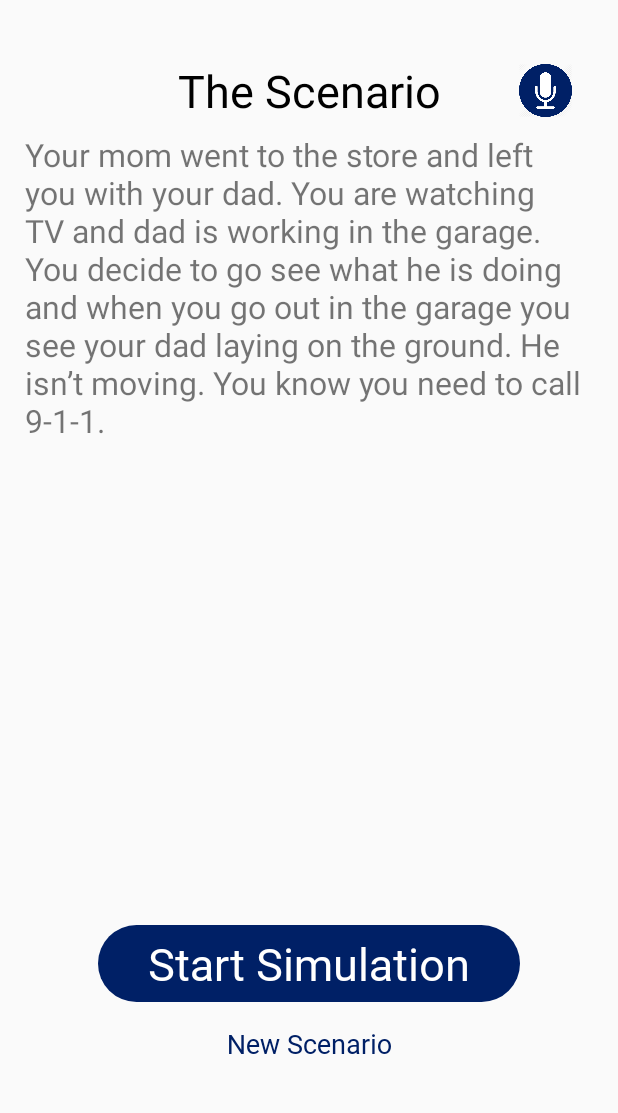
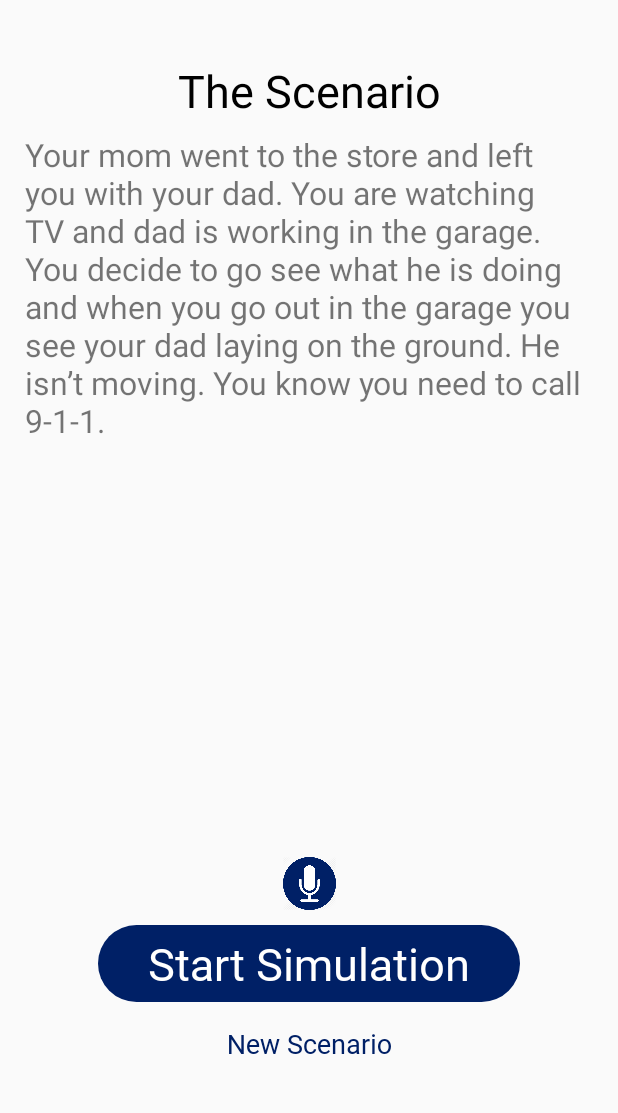
Before and after one commit to breakpoint-4901/911-Simulator, an Android app: the StudentScenarioActivity screen opened directly, with no data from a screen before it, on a phone screen of 412 x 824 dp, the part 114-1227 px from its top. Run offline under Robolectric (Android 15) with nearby library versions, the phone set to English and light mode, and no system bars.

Commit message:
Centered logo
TODO: Consider a new icon to ensure people understand this is a speaker and not a microphone

```diff
--- a/app/src/main/res/layout/activity_student_scenario.xml
+++ b/app/src/main/res/layout/activity_student_scenario.xml
@@ -66,7 +66,7 @@
     <TextView
         android:id="@+id/scenarioText"
         android:layout_width="379dp"
-        android:layout_height="333dp"
+        android:layout_height="309dp"
         android:layout_marginStart="8dp"
         android:layout_marginTop="8dp"
         android:layout_marginEnd="8dp"
@@ -85,15 +85,15 @@
         android:layout_height="40dp"
 
         android:layout_marginStart="8dp"
-        android:layout_marginTop="40dp"
         android:layout_marginEnd="8dp"
+        android:layout_marginBottom="8dp"
         android:background="@android:color/transparent"
         android:contentDescription="@string/ttsIcon"
         android:cropToPadding="false"
         android:scaleType="centerInside"
+        app:layout_constraintBottom_toTopOf="@+id/studentScenarioButton"
         app:layout_constraintEnd_toEndOf="parent"
-        app:layout_constraintStart_toEndOf="@+id/scenarioTitle"
-        app:layout_constraintTop_toBottomOf="@+id/logo"
+        app:layout_constraintStart_toStartOf="parent"
         app:srcCompat="@drawable/speech_circle_nct_blue" />
 
 </android.support.constraint.ConstraintLayout>
```
